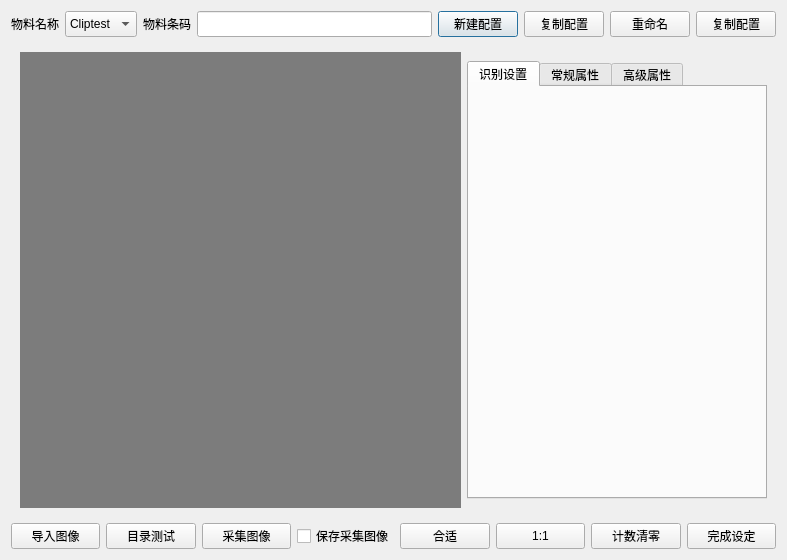
The window that materialmanagedialog.ui (silent426/ProjectDemos) describes before a commit, drawn with Qt 5.
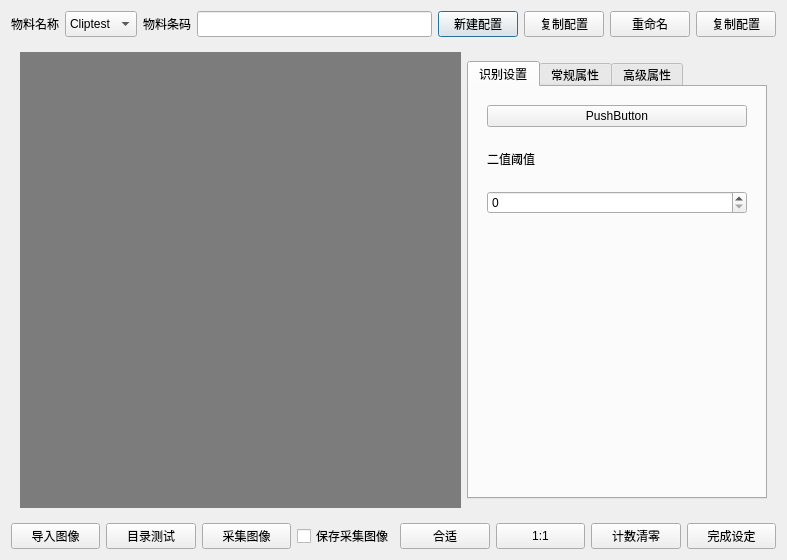
The same window after the commit. The open tabs and pages were chosen to show the change.

What changed in the file:
```diff
--- a/materialmanagedialog.ui
+++ b/materialmanagedialog.ui
@@ -175,6 +175,37 @@
             <attribute name="title">
              <string>识别设置</string>
             </attribute>
+            <layout class="QVBoxLayout" name="verticalLayout_10">
+             <item>
+              <widget class="QWidget" name="widget_13" native="true">
+               <layout class="QVBoxLayout" name="verticalLayout_11">
+                <item>
+                 <widget class="QPushButton" name="binThreshold_Btn">
+                  <property name="text">
+                   <string>PushButton</string>
+                  </property>
+                 </widget>
+                </item>
+                <item>
+                 <widget class="QLabel" name="label_5">
+                  <property name="text">
+                   <string>二值阈值</string>
+                  </property>
+                 </widget>
+                </item>
+                <item>
+                 <widget class="QSpinBox" name="binThreshold_spinBox"/>
+                </item>
+               </layout>
+              </widget>
+             </item>
+             <item>
+              <widget class="QWidget" name="widget_14" native="true"/>
+             </item>
+             <item>
+              <widget class="QWidget" name="widget_15" native="true"/>
+             </item>
+            </layout>
            </widget>
            <widget class="QWidget" name="tab">
             <attribute name="title">
```
Left out of the diff: 7 changed lines with no effect on the pictures.
